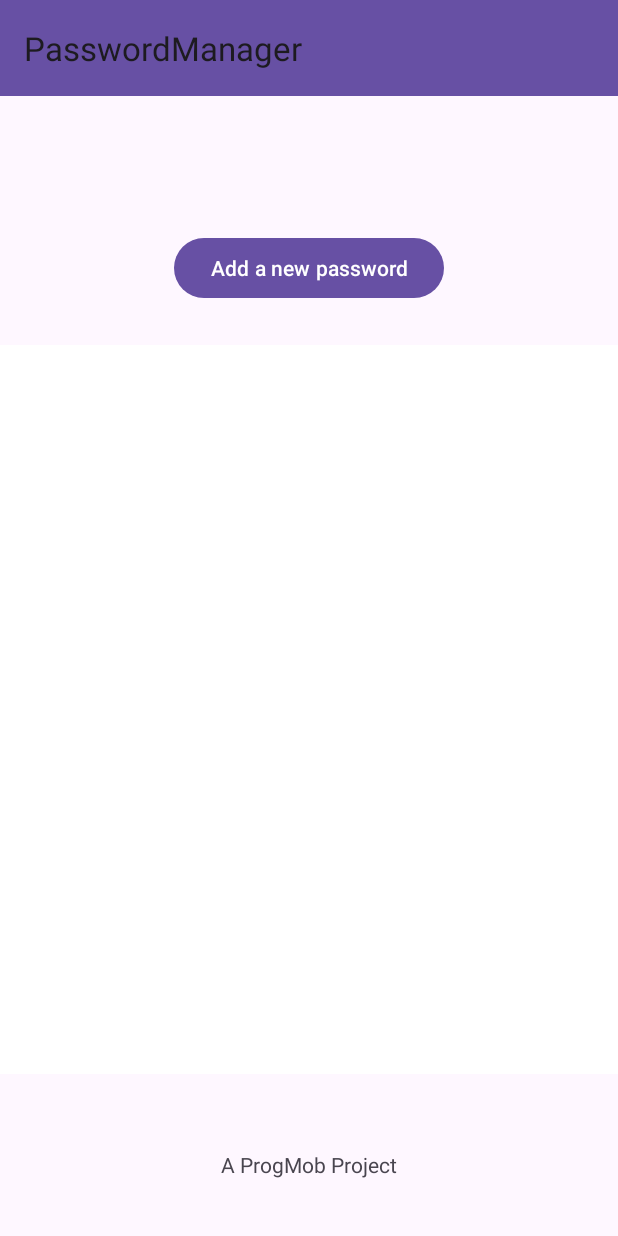
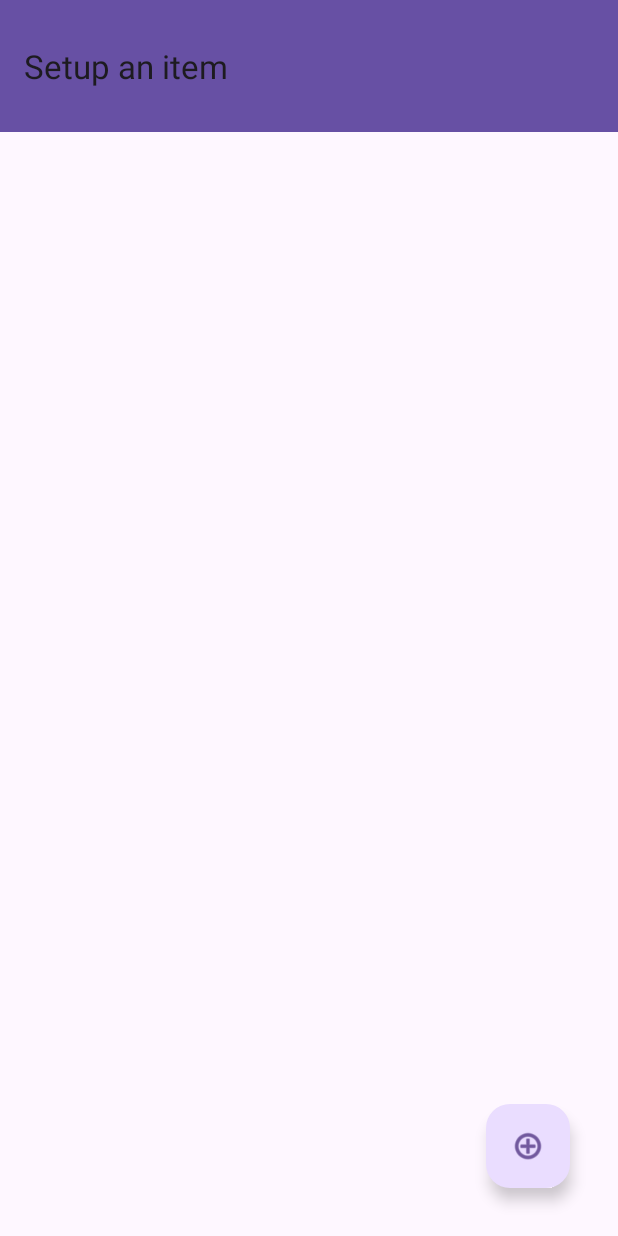
Before and after one commit to noncedikenny/PM_Project_Valente, an Android app: the ListFragment screen opened through its navigation route, on a phone screen of 412 x 824 dp. Run offline under Robolectric (Android 15) with nearby library versions, the phone set to English and light mode, and no system bars; our stand-ins replace data binding.

Commit message:
4 - First functional application
- The app stores passwords, pins, credit cards.
- Settings is still not set.

```diff
--- a/PasswordManager/app/src/main/java/it/progmob/passwordmanager/AddFragment.kt
+++ b/PasswordManager/app/src/main/java/it/progmob/passwordmanager/AddFragment.kt
@@ -4,9 +4,7 @@ import android.os.Bundle
 import android.view.LayoutInflater
 import android.view.View
 import android.view.ViewGroup
-import android.widget.Button
 import androidx.fragment.app.Fragment
-import androidx.navigation.Navigation
 
 class AddFragment : Fragment() {
     override fun onCreateView(
@@ -14,7 +12,7 @@ class AddFragment : Fragment() {
         container: ViewGroup?,
         savedInstanceState: Bundle?
     ): View? {
-        return inflater.inflate(R.layout.add_popup_layout, container, false)
+        return inflater.inflate(R.layout.add_password_layout, container, false)
     }
 
     override fun onViewCreated(view: View, savedInstanceState: Bundle?) {
--- /dev/null
+++ b/PasswordManager/app/src/main/java/it/progmob/passwordmanager/DataStructures.kt
@@ -0,0 +1,5 @@
+package it.progmob.passwordmanager
+
+data class Password(var siteName: String, var username: String, var password: String)
+data class Pin(var description: String, var password: String)
+data class CreditCard(var number: String, var securityCode: String)
--- a/PasswordManager/app/src/main/java/it/progmob/passwordmanager/MainActivity.kt
+++ b/PasswordManager/app/src/main/java/it/progmob/passwordmanager/MainActivity.kt
@@ -2,13 +2,21 @@ package it.progmob.passwordmanager
 
 import android.os.Bundle
 import androidx.activity.enableEdgeToEdge
+import androidx.activity.viewModels
 import androidx.appcompat.app.AppCompatActivity
+import androidx.fragment.app.viewModels
+import it.progmob.passwordmanager.databinding.ActivityMainBinding
 
 class MainActivity : AppCompatActivity() {
+
+    val viewModel: ManagerViewModel by viewModels()
     override fun onCreate(savedInstanceState: Bundle?) {
         super.onCreate(savedInstanceState)
+        val binding: ActivityMainBinding = ActivityMainBinding.inflate(layoutInflater)
         enableEdgeToEdge()
-        setContentView(R.layout.activity_main)
-        setSupportActionBar(findViewById(R.id.my_toolbar))
+        setContentView(binding.root)
+        setSupportActionBar(binding.myToolbar)
+
+        binding.lifecycleOwner = this
     }
 }
--- a/PasswordManager/app/src/main/java/it/progmob/passwordmanager/MainFragment.kt
+++ b/PasswordManager/app/src/main/java/it/progmob/passwordmanager/MainFragment.kt
@@ -4,40 +4,50 @@ import android.os.Bundle
 import android.view.LayoutInflater
 import android.view.View
 import android.view.ViewGroup
-import android.widget.ImageView
 import android.widget.Toast
+import androidx.appcompat.app.AppCompatActivity
 import androidx.fragment.app.Fragment
+import androidx.fragment.app.activityViewModels
 import androidx.navigation.Navigation
+import androidx.recyclerview.widget.LinearLayoutManager
+import it.progmob.passwordmanager.databinding.MainFragmentBinding
 
 class MainFragment : Fragment() {
+
+    //binding connected to the specific layout of the fragment
+    private lateinit var binding: MainFragmentBinding
+
+    // Use of viewModel among fragments to share data
+    private val viewModel : ManagerViewModel by activityViewModels()
     override fun onCreateView(
-        inflater: LayoutInflater,
-        container: ViewGroup?,
+        inflater: LayoutInflater, container: ViewGroup?,
         savedInstanceState: Bundle?
     ): View? {
-        return inflater.inflate(R.layout.main_fragment, container, false)
+        // Inflate the layout using data binding
+        (activity as AppCompatActivity).supportActionBar?.title = "Main menu"
+        binding = MainFragmentBinding.inflate(inflater, container, false)
+        return binding.root
     }
 
     override fun onViewCreated(view: View, savedInstanceState: Bundle?) {
         super.onViewCreated(view, savedInstanceState)
-        val passwordIcon: ImageView = view.findViewById(R.id.passwordImageView)
-        val pinIcon: ImageView = view.findViewById(R.id.pinImageView)
-        val ccIcon: ImageView = view.findViewById(R.id.ccImageView)
-        val settingsIcon: ImageView = view.findViewById(R.id.settingsImageView)
 
-        passwordIcon.setOnClickListener {
+        binding.passwordImageView.setOnClickListener {
             Navigation.findNavController(view).navigate(R.id.action_mainFragment_to_listFragment)
+            viewModel.imageClicked = 1
         }
 
-        pinIcon.setOnClickListener {
-            Toast.makeText(requireContext(), "Pin", Toast.LENGTH_SHORT).show()
+        binding.pinImageView.setOnClickListener {
+            Navigation.findNavController(view).navigate(R.id.action_mainFragment_to_listFragment)
+            viewModel.imageClicked = 2
         }
 
-        ccIcon.setOnClickListener {
-            Toast.makeText(requireContext(), "CC", Toast.LENGTH_SHORT).show()
+        binding.ccImageView.setOnClickListener {
+            Navigation.findNavController(view).navigate(R.id.action_mainFragment_to_listFragment)
+            viewModel.imageClicked = 3
         }
 
-        settingsIcon.setOnClickListener {
+        binding.settingsImageView.setOnClickListener {
             Toast.makeText(requireContext(), "Settings", Toast.LENGTH_SHORT).show()
         }
     }
--- a/PasswordManager/app/src/main/java/it/progmob/passwordmanager/PasswordClass.kt
+++ /dev/null
@@ -1,3 +0,0 @@
-package it.progmob.passwordmanager
-
-data class Password(val siteName: String, var username: String, var password: String)
--- a/PasswordManager/app/src/main/res/layout/activity_main.xml
+++ b/PasswordManager/app/src/main/res/layout/activity_main.xml
@@ -1,27 +1,22 @@
 <?xml version="1.0" encoding="utf-8"?>
-<androidx.constraintlayout.widget.ConstraintLayout xmlns:android="http://schemas.android.com/apk/res/android"
+<layout xmlns:android="http://schemas.android.com/apk/res/android"
     xmlns:app="http://schemas.android.com/apk/res-auto"
-    xmlns:tools="http://schemas.android.com/tools"
+    xmlns:tools="http://schemas.android.com/tools">
+    <data>
+        <variable
+        name="viewModel"
+        type="it.progmob.passwordmanager.ManagerViewModel" />
+    </data>
+    <androidx.constraintlayout.widget.ConstraintLayout
         android:id="@+id/main"
         android:layout_width="match_parent"
         android:layout_height="match_parent"
         tools:context=".MainActivity">
 
-    <TextView
-        android:id="@+id/textView"
-        android:layout_width="wrap_content"
-        android:layout_height="wrap_content"
-        android:text="A ProgMob Project"
-        app:layout_constraintBottom_toBottomOf="parent"
-        app:layout_constraintEnd_toEndOf="@+id/nav_host"
-        app:layout_constraintStart_toStartOf="parent"
-        app:layout_constraintTop_toBottomOf="@+id/my_toolbar"
-        app:layout_constraintVertical_bias="0.949" />
-
         <androidx.appcompat.widget.Toolbar
             android:id="@+id/my_toolbar"
-        android:layout_width="match_parent"
-        android:layout_height="?attr/actionBarSize"
+            android:layout_width="413dp"
+            android:layout_height="88dp"
             android:background="?attr/colorPrimary"
             android:elevation="4dp"
             android:theme="@style/ThemeOverlay.AppCompat.ActionBar"
@@ -43,3 +38,4 @@
             app:navGraph="@navigation/navigation_map"/>
 
     </androidx.constraintlayout.widget.ConstraintLayout>
+</layout>
--- a/PasswordManager/app/src/main/res/layout/list_fragment.xml
+++ b/PasswordManager/app/src/main/res/layout/list_fragment.xml
@@ -8,22 +8,21 @@
     <androidx.recyclerview.widget.RecyclerView
         android:id="@+id/recyclerView"
         android:layout_width="match_parent"
-        android:layout_height="486dp"
-        android:layout_marginBottom="108dp"
-        android:background="@color/white"
-        android:backgroundTint="@color/white"
+        android:layout_height="match_parent"
         app:layout_constraintBottom_toBottomOf="parent"
         app:layout_constraintEnd_toEndOf="parent"
+        app:layout_constraintHorizontal_bias="0.0"
         app:layout_constraintStart_toStartOf="parent" />
 
-    <Button
-        android:id="@+id/addPassword"
+    <com.google.android.material.floatingactionbutton.FloatingActionButton
+        android:id="@+id/addItem"
         android:layout_width="wrap_content"
         android:layout_height="wrap_content"
-        android:text="Add a new password"
-        app:layout_constraintBottom_toTopOf="@+id/recyclerView"
+        android:layout_marginEnd="32dp"
+        android:layout_marginBottom="32dp"
+        android:clickable="true"
+        android:contentDescription="Add an item"
+        app:layout_constraintBottom_toBottomOf="parent"
         app:layout_constraintEnd_toEndOf="parent"
-        app:layout_constraintStart_toStartOf="parent"
-        app:layout_constraintTop_toTopOf="parent"
-        app:layout_constraintVertical_bias="0.766" />
+        app:srcCompat="@android:drawable/ic_menu_add" />
 </androidx.constraintlayout.widget.ConstraintLayout>
```
Also changed, not shown: PasswordManager/app/build.gradle.kts (+10 -0 lines), PasswordManager/app/src/main/java/it/progmob/passwordmanager/ItemAdapter.kt (added, +93 -0 lines), PasswordManager/app/src/main/java/it/progmob/passwordmanager/ListFragment.kt (+103 -35 lines), PasswordManager/app/src/main/java/it/progmob/passwordmanager/ManagerViewModel.kt (added, +78 -0 lines), PasswordManager/app/src/main/java/it/progmob/passwordmanager/PasswordAdapter.kt (deleted, +0 -37 lines), PasswordManager/app/src/main/res/layout/add_cc_layout.xml (added, +31 -0 lines), PasswordManager/app/src/main/res/layout/add_pin_layout.xml (added, +33 -0 lines), PasswordManager/app/src/main/res/layout/cc_item_layout.xml (added, +60 -0 lines), PasswordManager/app/src/main/res/layout/main_fragment.xml (+13 -0 lines), PasswordManager/app/src/main/res/layout/password_item_layout.xml (renamed from PasswordManager/app/src/main/res/layout/recycler_view_item.xml, +5 -5 lines), PasswordManager/app/src/main/res/layout/pin_item_layout.xml (added, +60 -0 lines), PasswordManager/app/src/main/res/drawable/credit_card_icon.png, PasswordManager/app/src/main/res/layout/add_password_layout.xml (renamed from PasswordManager/app/src/main/res/layout/add_popup_layout.xml). Lines whose indentation alone changed are shown as unchanged.
